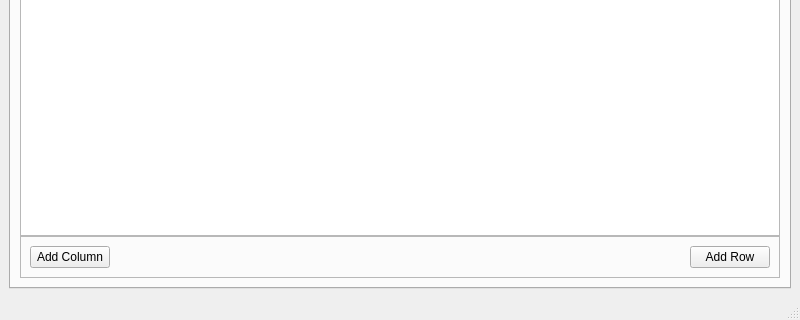
The window that ui/MainWindow.ui (Sirraide/smyth) describes before a commit, drawn with Qt 5; both pictures show x 0 to 800 and y 280 to 600 of the 800 by 600 pixel window.
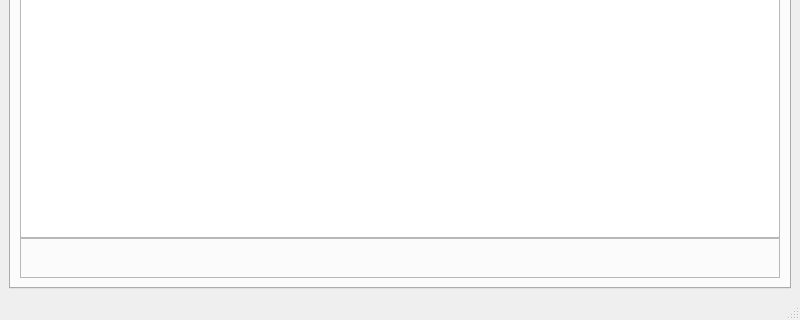
The same window after the commit. Custom widgets are drawn as their Qt base class.

Commit message: [Dictionary] Move actions into context menu

Patch:
```diff
--- a/ui/MainWindow.ui
+++ b/ui/MainWindow.ui
@@ -609,13 +609,6 @@
               <enum>QFrame::Raised</enum>
              </property>
              <layout class="QHBoxLayout" name="horizontalLayout_9">
-              <item>
-               <widget class="QPushButton" name="dictionary_add_column">
-                <property name="text">
-                 <string>Add Column</string>
-                </property>
-               </widget>
-              </item>
               <item>
                <spacer name="horizontalSpacer_5">
                 <property name="orientation">
@@ -629,13 +622,6 @@
                 </property>
                </spacer>
               </item>
-              <item>
-               <widget class="QPushButton" name="dictionary_add_row">
-                <property name="text">
-                 <string>Add Row</string>
-                </property>
-               </widget>
-              </item>
              </layout>
             </widget>
            </item>
```
Left out of the diff: 32 changed lines with no effect on the pictures. The commit also changes 2 other files.
